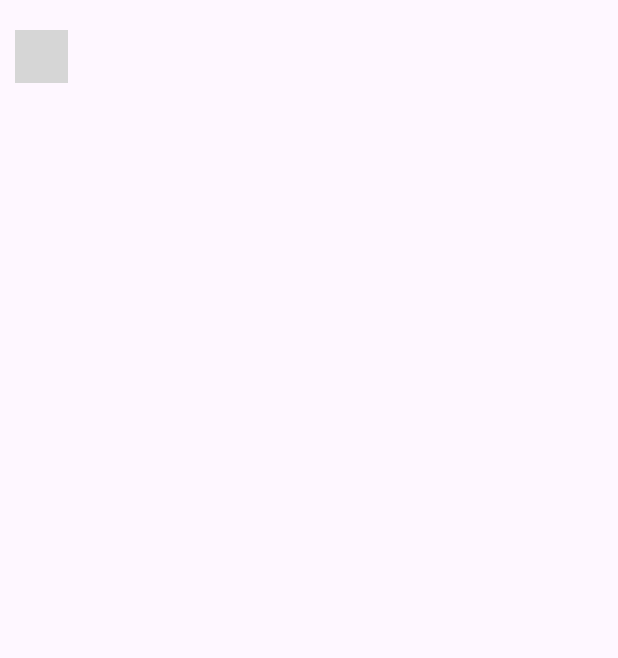
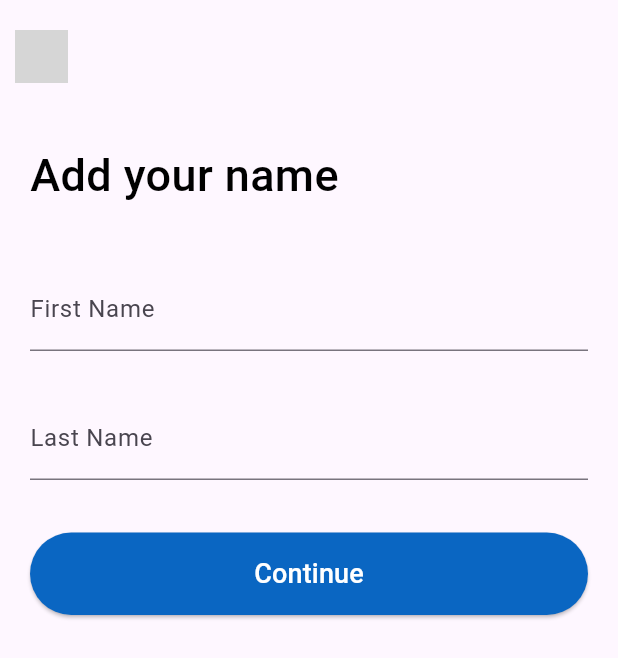
Before and after one commit to vivekvishwakarm/LinkedIn_Clone, a Flutter app: the screen it shows after launch, after a tap on "Agree & Join", on a phone screen of 412 x 824 dp. Shown: the top 658 px of the screen. Run offline on Flutter 3.47's test engine with Material 3 defaults, Android fonts, the phone set to English and light mode, and no system bars; our stand-ins replace flutter_svg; grey boxes are pictures that could not be loaded.

Commit message:
Sign In Screen and Agree & join screen completed

```diff
--- /dev/null
+++ b/devtools_options.yaml
@@ -0,0 +1,3 @@
+description: This file stores settings for Dart & Flutter DevTools.
+documentation: https://docs.flutter.dev/tools/devtools/extensions#configure-extension-enablement-states
+extensions:
--- a/lib/screens/signup_page/signup_scree2.dart
+++ /dev/null
@@ -1,33 +0,0 @@
-import 'package:flutter/material.dart';
-import 'package:flutter_svg/flutter_svg.dart';
-
-class SignupScree2 extends StatelessWidget {
-  const SignupScree2({super.key});
-
-  @override
-  Widget build(BuildContext context) {
-    return SafeArea(
-      child: Scaffold(
-        body: SizedBox(
-          width: double.infinity,
-          child: Column(
-            crossAxisAlignment: CrossAxisAlignment.start,
-            children: [
-              const SizedBox(
-                height: 20,
-              ),
-              Padding(
-                padding: const EdgeInsets.symmetric(horizontal: 10),
-                child: SvgPicture.asset(
-                  "assets/Logo.svg",
-                  height: 35,
-                  width: 35,
-                ),
-              ),
-            ],
-          ),
-        ),
-      ),
-    );
-  }
-}
--- /dev/null
+++ b/lib/screens/signup_page/signup_screen2.dart
@@ -0,0 +1,97 @@
+import 'package:flutter/material.dart';
+import 'package:flutter_svg/flutter_svg.dart';
+import 'package:linkedin/screens/signup_page/signup_screen3.dart';
+import 'package:linkedin/widget/constants.dart';
+
+class SignupScreen2 extends StatelessWidget {
+  const SignupScreen2({super.key});
+
+  @override
+  Widget build(BuildContext context) {
+    return SafeArea(
+      child: Scaffold(
+        body: SizedBox(
+          width: double.infinity,
+          child: SingleChildScrollView(
+            child: Column(
+              crossAxisAlignment: CrossAxisAlignment.start,
+              children: [
+                const SizedBox(
+                  height: 20,
+                ),
+                Padding(
+                  padding: const EdgeInsets.symmetric(horizontal: 10),
+                  child: SvgPicture.asset(
+                    "assets/Logo.svg",
+                    height: 35,
+                    width: 35,
+                  ),
+                ),
+                const SizedBox(
+                  height: 40,
+                ),
+                Padding(
+                  padding: const EdgeInsets.symmetric(horizontal: 20),
+                  child: Column(
+                    crossAxisAlignment: CrossAxisAlignment.start,
+                    children: [
+                      const Text(
+                        "Add your name",
+                        style: TextStyle(
+                          fontSize: 30,
+                          fontWeight: FontWeight.w500,
+                          color: Colors.black,
+                        ),
+                      ),
+                      const SizedBox(
+                        height: 40,
+                      ),
+                      TextFormField(
+                        decoration: const InputDecoration(
+                          labelText: "First Name",
+                        ),
+                      ),
+                      const SizedBox(
+                        height: 30,
+                      ),
+                      TextFormField(
+                        decoration: const InputDecoration(
+                          labelText: "Last Name",
+                        ),
+                      ),
+                      const SizedBox(
+                        height: 35,
+                      ),
+                      SizedBox(
+                        width: double.infinity,
+                        height: 55,
+                        child: ElevatedButton(
+                          onPressed: () {
+                            Navigator.push(
+                              context,
+                              MaterialPageRoute(
+                                builder: (context) => const SignupScreen3(),
+                              ),
+                            );
+                          },
+                          style: const ButtonStyle(
+                            backgroundColor:
+                                WidgetStatePropertyAll(kPrimaryColor),
+                          ),
+                          child: const Text(
+                            "Continue",
+                            style: TextStyle(color: Colors.white, fontSize: 18),
+                          ),
+                        ),
+                      ),
+                    ],
+                  ),
+                ),
+              ],
+            ),
+          ),
+        ),
+      ),
+    );
+  }
+}
--- a/lib/screens/welcome_page.dart
+++ b/lib/screens/welcome_page.dart
@@ -1,6 +1,7 @@
 import 'package:flutter/material.dart';
 import 'package:flutter_svg/flutter_svg.dart';
-import 'package:linkedin/screens/signup_page/signup_scree2.dart';
+import 'package:linkedin/screens/signin_page/signin_screen.dart';
+import 'package:linkedin/screens/signup_page/signup_screen2.dart';
 import 'package:linkedin/widget/constants.dart';
 
 class WelcomePage extends StatelessWidget {
@@ -65,7 +66,7 @@ class WelcomePage extends StatelessWidget {
                           Navigator.push(
                             context,
                             MaterialPageRoute(
-                              builder: (context) => const SignupScree2(),
+                              builder: (context) => const SignupScreen2(),
                             ),
                           );
                         },
@@ -154,17 +155,17 @@ class WelcomePage extends StatelessWidget {
                       ),
                     ),
                     const SizedBox(
-                      height: 30,
+                      height: 20,
                     ),
                     Center(
                       child: InkWell(
                         onTap: () {
-                          // Navigator.push(
-                          //   context,
-                          //   MaterialPageRoute(
-                          //     builder: (context) => const SignUpScreen(),
-                          //   ),
-                          // );
+                          Navigator.push(
+                            context,
+                            MaterialPageRoute(
+                              builder: (context) => const SignInScreen(),
+                            ),
+                          );
                         },
                         child: const Text(
                           "Sign In",
```
Also changed, not shown: lib/screens/signin_page/signin_screen.dart (added, +307 -0 lines), lib/screens/signup_page/signup_screen3.dart (added, +89 -0 lines), lib/screens/signup_page/signup_screen4.dart (added, +138 -0 lines).
